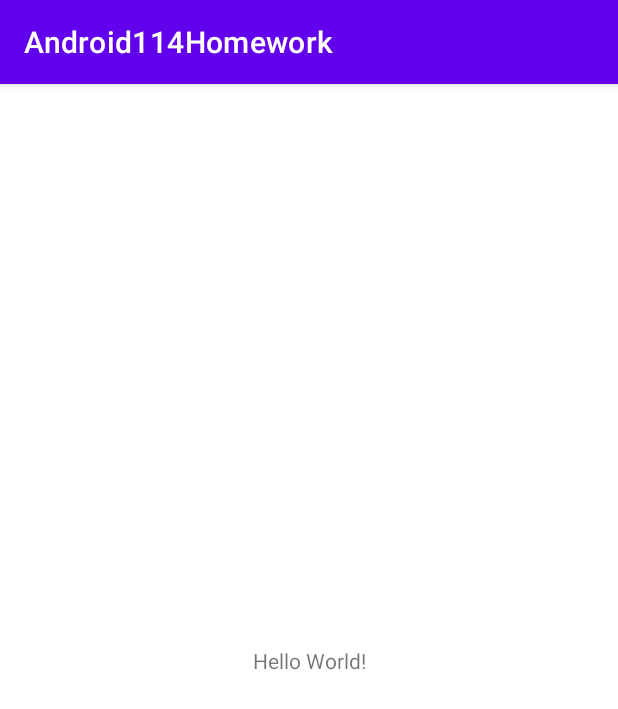
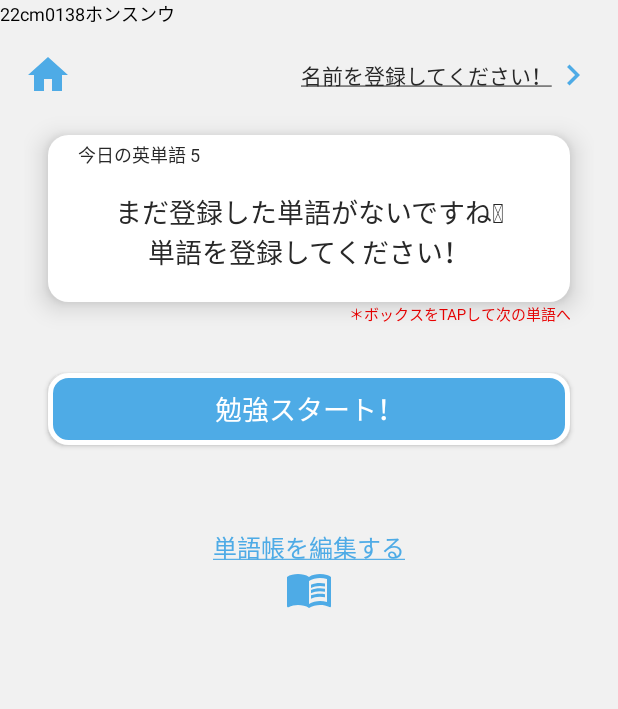
Before and after one commit to znak99/JEC-ENGWORDS, an Android app: the screen it shows after launch (MainActivity), on a phone screen of 412 x 824 dp. Shown: the top 709 px of the screen. Run offline under Robolectric (Android 15) with nearby library versions, the phone set to English and light mode, and no system bars.

Commit message:
MAIN 화면 완성

```diff
--- /dev/null
+++ b/app/src/main/res/drawable/ic_baseline_home_24.xml
@@ -0,0 +1,10 @@
+<vector xmlns:android="http://schemas.android.com/apk/res/android"
+    android:width="24dp"
+    android:height="24dp"
+    android:viewportWidth="24"
+    android:viewportHeight="24"
+    android:tint="?attr/colorControlNormal">
+  <path
+      android:fillColor="@android:color/white"
+      android:pathData="M10,20v-6h4v6h5v-8h3L12,3 2,12h3v8z"/>
+</vector>
--- /dev/null
+++ b/app/src/main/res/drawable/ic_baseline_keyboard_arrow_right_24.xml
@@ -0,0 +1,11 @@
+<vector xmlns:android="http://schemas.android.com/apk/res/android"
+    android:width="24dp"
+    android:height="24dp"
+    android:viewportWidth="24"
+    android:viewportHeight="24"
+    android:tint="?attr/colorControlNormal"
+    android:autoMirrored="true">
+  <path
+      android:fillColor="@android:color/white"
+      android:pathData="M8.59,16.59L13.17,12 8.59,7.41 10,6l6,6 -6,6 -1.41,-1.41z"/>
+</vector>
--- /dev/null
+++ b/app/src/main/res/drawable/ic_baseline_menu_book_24.xml
@@ -0,0 +1,8 @@
+<vector android:autoMirrored="true" android:height="48dp"
+    android:tint="?attr/colorControlNormal" android:viewportHeight="24"
+    android:viewportWidth="24" android:width="48dp" xmlns:android="http://schemas.android.com/apk/res/android">
+    <path android:fillColor="@android:color/white" android:pathData="M21,5c-1.11,-0.35 -2.33,-0.5 -3.5,-0.5c-1.95,0 -4.05,0.4 -5.5,1.5c-1.45,-1.1 -3.55,-1.5 -5.5,-1.5S2.45,4.9 1,6v14.65c0,0.25 0.25,0.5 0.5,0.5c0.1,0 0.15,-0.05 0.25,-0.05C3.1,20.45 5.05,20 6.5,20c1.95,0 4.05,0.4 5.5,1.5c1.35,-0.85 3.8,-1.5 5.5,-1.5c1.65,0 3.35,0.3 4.75,1.05c0.1,0.05 0.15,0.05 0.25,0.05c0.25,0 0.5,-0.25 0.5,-0.5V6C22.4,5.55 21.75,5.25 21,5zM21,18.5c-1.1,-0.35 -2.3,-0.5 -3.5,-0.5c-1.7,0 -4.15,0.65 -5.5,1.5V8c1.35,-0.85 3.8,-1.5 5.5,-1.5c1.2,0 2.4,0.15 3.5,0.5V18.5z"/>
+    <path android:fillColor="@android:color/white" android:pathData="M17.5,10.5c0.88,0 1.73,0.09 2.5,0.26V9.24C19.21,9.09 18.36,9 17.5,9c-1.7,0 -3.24,0.29 -4.5,0.83v1.66C14.13,10.85 15.7,10.5 17.5,10.5z"/>
+    <path android:fillColor="@android:color/white" android:pathData="M13,12.49v1.66c1.13,-0.64 2.7,-0.99 4.5,-0.99c0.88,0 1.73,0.09 2.5,0.26V11.9c-0.79,-0.15 -1.64,-0.24 -2.5,-0.24C15.8,11.66 14.26,11.96 13,12.49z"/>
+    <path android:fillColor="@android:color/white" android:pathData="M17.5,14.33c-1.7,0 -3.24,0.29 -4.5,0.83v1.66c1.13,-0.64 2.7,-0.99 4.5,-0.99c0.88,0 1.73,0.09 2.5,0.26v-1.52C19.21,14.41 18.36,14.33 17.5,14.33z"/>
+</vector>
--- /dev/null
+++ b/app/src/main/res/drawable/main_study.xml
@@ -0,0 +1,7 @@
+<?xml version="1.0" encoding="UTF-8"?>
+<shape xmlns:android="http://schemas.android.com/apk/res/android">
+    <solid android:color="@color/customPrimaryColor"/>
+    <stroke android:width="3dp" android:color="@color/customWhite" />
+    <corners android:radius="12dp"/>
+    <padding android:left="4dp" android:top="4dp" android:right="4dp" android:bottom="4dp" />
+</shape>
--- /dev/null
+++ b/app/src/main/res/drawable/main_today_word_bg.xml
@@ -0,0 +1,7 @@
+<?xml version="1.0" encoding="UTF-8"?>
+<shape xmlns:android="http://schemas.android.com/apk/res/android">
+    <solid android:color="@color/customWhite"/>
+    <stroke android:width="3dp" android:color="@color/customWhite" />
+    <corners android:radius="12dp"/>
+    <padding android:left="4dp" android:top="4dp" android:right="4dp" android:bottom="4dp" />
+</shape>
--- a/app/src/main/res/layout/activity_main.xml
+++ b/app/src/main/res/layout/activity_main.xml
@@ -1,18 +1,138 @@
 <?xml version="1.0" encoding="utf-8"?>
-<androidx.constraintlayout.widget.ConstraintLayout xmlns:android="http://schemas.android.com/apk/res/android"
+<LinearLayout xmlns:android="http://schemas.android.com/apk/res/android"
     xmlns:app="http://schemas.android.com/apk/res-auto"
     xmlns:tools="http://schemas.android.com/tools"
     android:layout_width="match_parent"
     android:layout_height="match_parent"
+    android:orientation="vertical"
+    android:background="@color/customSecondaryWhite"
     tools:context=".MainActivity">
 
     <TextView
-        android:layout_width="wrap_content"
+        android:layout_width="match_parent"
         android:layout_height="wrap_content"
-        android:text="Hello World!"
-        app:layout_constraintBottom_toBottomOf="parent"
-        app:layout_constraintLeft_toLeftOf="parent"
-        app:layout_constraintRight_toRightOf="parent"
-        app:layout_constraintTop_toTopOf="parent" />
+        android:text="@string/student_id"
+        android:textSize="12sp"
+        android:textColor="@color/customBlack" />
 
-</androidx.constraintlayout.widget.ConstraintLayout>
+    <LinearLayout
+        android:layout_width="match_parent"
+        android:layout_height="wrap_content"
+        android:layout_marginHorizontal="16dp"
+        android:orientation="vertical">
+
+        <LinearLayout
+            android:layout_width="match_parent"
+            android:layout_height="wrap_content"
+            android:layout_marginTop="16dp"
+            android:gravity="center_vertical"
+            android:orientation="horizontal">
+
+            <ImageView
+                android:layout_width="32dp"
+                android:layout_height="32dp"
+                android:src="@drawable/ic_baseline_home_24"
+                app:tint="@color/customPrimaryColor" />
+
+            <LinearLayout
+                android:layout_width="match_parent"
+                android:layout_height="wrap_content"
+                android:gravity="end|center_vertical"
+                android:layout_marginStart="16dp"
+                android:orientation="horizontal">
+
+                <TextView
+                    android:layout_width="wrap_content"
+                    android:layout_height="wrap_content"
+                    android:text="@string/set_name"
+                    android:textSize="14sp"
+                    android:fontFamily="@font/regular"
+                    android:textColor="@color/customSecondaryBlack" />
+
+                <ImageView
+                    android:layout_width="28dp"
+                    android:layout_height="28dp"
+                    android:src="@drawable/ic_baseline_keyboard_arrow_right_24"
+                    app:tint="@color/customPrimaryColor" />
+
+            </LinearLayout>
+
+        </LinearLayout>
+
+        <LinearLayout
+            android:layout_width="match_parent"
+            android:layout_height="wrap_content"
+            android:layout_marginTop="24dp"
+            android:layout_marginHorizontal="16dp"
+            android:background="@drawable/main_today_word_bg"
+            android:elevation="10dp"
+            android:orientation="vertical">
+
+            <TextView
+                android:layout_width="match_parent"
+                android:layout_height="wrap_content"
+                android:layout_marginHorizontal="16dp"
+                android:text="@string/today_word"
+                android:textSize="12sp"
+                android:fontFamily="@font/medium"
+                android:textColor="@color/customSecondaryBlack" />
+
+            <TextView
+                android:layout_width="match_parent"
+                android:layout_height="wrap_content"
+                android:layout_margin="16dp"
+                android:text="@string/today_word_noContent"
+                android:textSize="18sp"
+                android:fontFamily="@font/bold"
+                android:textColor="@color/customSecondaryBlack"
+                android:gravity="center"/>
+
+        </LinearLayout>
+
+        <TextView
+            android:layout_width="match_parent"
+            android:layout_height="wrap_content"
+            android:gravity="end"
+            android:layout_marginHorizontal="16dp"
+            android:text="@string/to_next_word"
+            android:textSize="10sp"
+            android:fontFamily="@font/medium"
+            android:textColor="@color/customRed" />
+
+        <androidx.appcompat.widget.AppCompatButton
+            android:layout_width="match_parent"
+            android:layout_height="wrap_content"
+            android:layout_marginHorizontal="16dp"
+            android:layout_marginVertical="32dp"
+            android:background="@drawable/main_study"
+            android:elevation="10dp"
+            android:text="@string/start"
+            android:textSize="18sp"
+            android:fontFamily="@font/bold"
+            android:textColor="@color/customWhite"
+            android:gravity="center"
+            android:padding="8dp" />
+
+        <TextView
+            android:layout_width="match_parent"
+            android:layout_height="wrap_content"
+            android:layout_marginTop="24dp"
+            android:gravity="center"
+            android:layout_marginHorizontal="16dp"
+            android:text="@string/edit_words"
+            android:textSize="16sp"
+            android:fontFamily="@font/medium"
+            android:textColor="@color/customPrimaryColor" />
+
+        <ImageView
+            android:layout_width="32dp"
+            android:layout_height="32dp"
+            android:layout_gravity="center"
+            android:src="@drawable/ic_baseline_menu_book_24"
+            app:tint="@color/customPrimaryColor" />
+
+
+
+    </LinearLayout>
+
+</LinearLayout>
--- a/app/src/main/res/values-night/themes.xml
+++ b/app/src/main/res/values-night/themes.xml
@@ -1,6 +1,6 @@
 <resources xmlns:tools="http://schemas.android.com/tools">
     <!-- Base application theme. -->
-    <style name="Theme.Android114Homework" parent="Theme.MaterialComponents.DayNight.DarkActionBar">
+    <style name="Theme.Android114Homework" parent="Theme.MaterialComponents.DayNight.NoActionBar">
         <!-- Primary brand color. -->
         <item name="colorPrimary">@color/purple_200</item>
         <item name="colorPrimaryVariant">@color/purple_700</item>
--- a/app/src/main/res/values/colors.xml
+++ b/app/src/main/res/values/colors.xml
@@ -7,4 +7,14 @@
     <color name="teal_700">#FF018786</color>
     <color name="black">#FF000000</color>
     <color name="white">#FFFFFFFF</color>
+
+    <!--  custom colors  -->
+    <color name="customWhite">#FFFFFFFF</color>
+    <color name="customBlack">#FF000000</color>
+    <color name="customRed">#FFEE0000</color>
+    <color name="customBlue">#FF0000EE</color>
+    <color name="customSecondaryWhite">#FFF1F1F1</color>
+    <color name="customSecondaryBlack">#FF282828</color>
+    <color name="customPrimaryColor">#FF4EABE6</color>
+    <color name="customSecondaryColor">#FF003060</color>
 </resources>
--- a/app/src/main/res/values/strings.xml
+++ b/app/src/main/res/values/strings.xml
@@ -1,3 +1,10 @@
 <resources>
     <string name="app_name">Android114Homework</string>
+    <string name="student_id">22cm0138ホンスンウ</string>
+    <string name="set_name"><u>名前を登録してください！</u></string>
+    <string name="today_word">今日の英単語 5</string>
+    <string name="today_word_noContent">まだ登録した単語がないですね🥲\n単語を登録してください！</string>
+    <string name="to_next_word">＊ボックスをTAPして次の単語へ</string>
+    <string name="start">勉強スタート！</string>
+    <string name="edit_words"><u>単語帳を編集する</u></string>
 </resources>
--- a/app/src/main/res/values/themes.xml
+++ b/app/src/main/res/values/themes.xml
@@ -1,6 +1,6 @@
 <resources xmlns:tools="http://schemas.android.com/tools">
     <!-- Base application theme. -->
-    <style name="Theme.Android114Homework" parent="Theme.MaterialComponents.DayNight.DarkActionBar">
+    <style name="Theme.Android114Homework" parent="Theme.MaterialComponents.DayNight.NoActionBar">
         <!-- Primary brand color. -->
         <item name="colorPrimary">@color/purple_500</item>
         <item name="colorPrimaryVariant">@color/purple_700</item>
```
Also changed, not shown: 6 other files.
